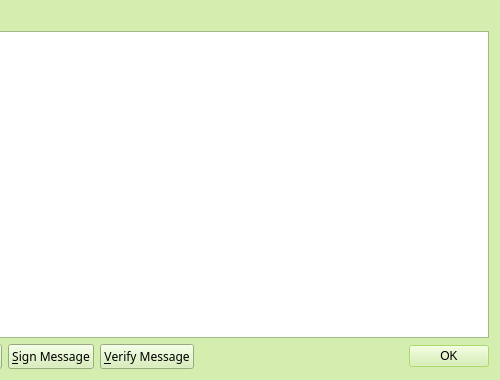
Old version of the form src/qt/forms/addressbookpage.ui in the repository teambean/BeanCash; both pictures show x 378 to 878 and y 0 to 380 of the 878 by 380 pixel window.
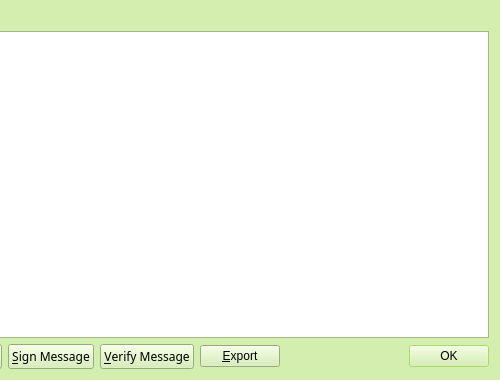
New version of the form. Icons and pictures are not drawn.

Commit message: Move export button to AddressBook

```diff
--- a/src/qt/forms/addressbookpage.ui
+++ b/src/qt/forms/addressbookpage.ui
@@ -376,6 +376,20 @@
        </property>
       </widget>
      </item>
+	  <item>
+	   <widget class="QPushButton" name="exportButton">
+	    <property name="toolTip">
+             <string>Export the data in the current tab to a file</string>
+	    </property>
+	    <property name="text">
+	     <string>&amp;Export</string>
+	    </property>
+	    <property name="icon">
+	     <iconset resource="../beancash.qrc">
+              <normaloff>:/icons/export</normaloff>:/icons/export</iconset>
+	    </property>
+	   </widget>
+	  </item>     
      <item>
       <widget class="QDialogButtonBox" name="buttonBox">
        <property name="standardButtons">
```
The commit also changes 5 other files.
